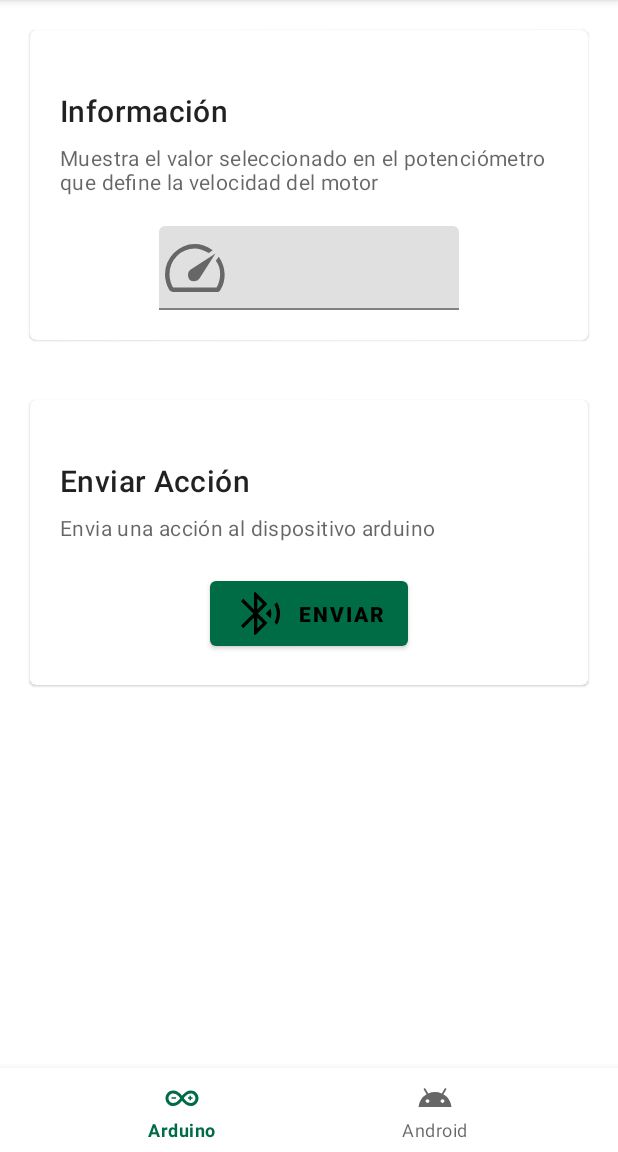
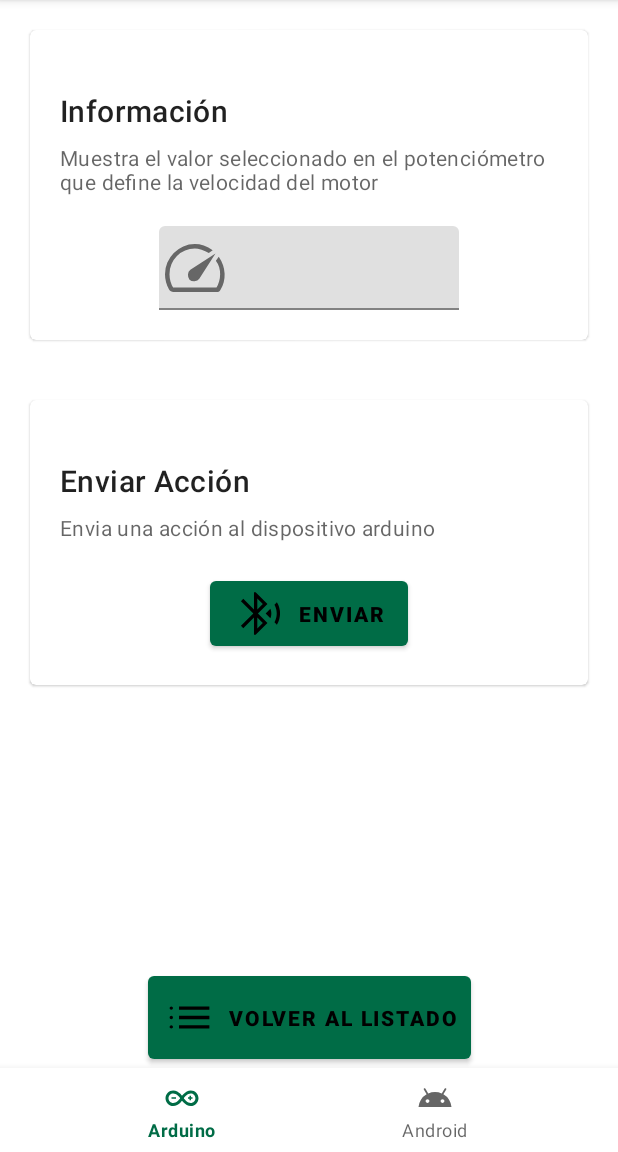
Before and after one commit to SantiMenendez19/soa_tp2_android_2022, an Android app: the fragment BtCommunicationFragment placed in its activity, on a phone screen of 412 x 824 dp, the part 84-1236 px from its top. Run offline under Robolectric (Android 15) with nearby library versions, the phone set to English and light mode, and no system bars; 8 statements that could not run were skipped.

Commit message:
add button back and fixes

```diff
--- a/Andorid/Tp2/app/src/main/java/com/unlam/soa/tp2/entities/backgroundtask/BtCommunicationRunnable.java
+++ b/Andorid/Tp2/app/src/main/java/com/unlam/soa/tp2/entities/backgroundtask/BtCommunicationRunnable.java
@@ -1,4 +1,6 @@
 package com.unlam.soa.tp2.entities.backgroundtask;
+
+import static java.lang.System.currentTimeMillis;
 
 import android.bluetooth.BluetoothSocket;
 import android.os.Handler;
@@ -11,6 +13,7 @@ import java.io.InputStream;
 import java.io.OutputStream;
 
 public class BtCommunicationRunnable implements Runnable {
+    private final int TIME_OUT_READ = 200;
     private final InputStream inputStream;
     private final OutputStream outputStream;
     public IBluetoothRunnableNotification bluetoothRunnableNotification;
@@ -26,14 +29,19 @@ public class BtCommunicationRunnable implements Runnable {
         try {
             write(Constants.ARDUINO_GET_INFO);
             StringBuilder message = new StringBuilder();
-            while (message.indexOf(Constants.BT_END_OF_MESSAGE) <0){
+            long start = currentTimeMillis();
+            boolean timeout =false;
+            while (message.indexOf(Constants.BT_END_OF_MESSAGE) <0 && !timeout){
                 byte[] buffer = new byte[256];
                 int bytes;
                 bytes = inputStream.read(buffer);
                 String readMessage = new String(buffer, 0, bytes);
                 message.append(readMessage);
+                timeout = currentTimeMillis()-start > TIME_OUT_READ;
             }
+            if(!timeout){
                 bluetoothRunnableNotification.notifyModel(message.toString());
+            }
 
         } catch (IOException e) {
             e.printStackTrace();
--- a/Andorid/Tp2/app/src/main/java/com/unlam/soa/tp2/model/ArduinoModel.java
+++ b/Andorid/Tp2/app/src/main/java/com/unlam/soa/tp2/model/ArduinoModel.java
@@ -49,6 +49,7 @@ public class ArduinoModel implements IModel {
                 this.presenter.showWarning("Faltan Permisos: No se puede obtener el listado de dipositivos");
             }
         }
+
         this.presenter.setBtAvailableView(btAdapter.isEnabled(), btDeviceList);
     }
 
--- a/Andorid/Tp2/app/src/main/java/com/unlam/soa/tp2/presenter/ArduinoPresenter.java
+++ b/Andorid/Tp2/app/src/main/java/com/unlam/soa/tp2/presenter/ArduinoPresenter.java
@@ -29,13 +29,14 @@ public class ArduinoPresenter extends BasePresenter {
     private final FragmentManager fragmentManager;
     private final ArduinoModel model;
     private final ArduinoActivity activity;
-    private String selectedMacAddress;
+    public String selectedMacAddress;
 
     public ArduinoPresenter(ArduinoActivity activity, ConstraintLayout constraintLayout, FragmentManager fragmentManager) {
         super(activity,constraintLayout);
         this.activity = activity;
         this.fragmentManager = fragmentManager;
         this.model = new ArduinoModel(this);
+
     }
 
     public void setBtUnavailableView(){
@@ -71,7 +72,7 @@ public class ArduinoPresenter extends BasePresenter {
                  this.model.updateDevicesInfo();
                  break;
              case BluetoothDevice.ACTION_ACL_DISCONNECTED:
-                 if(selectedMacAddress.equals(params[1])){
+                 if(selectedMacAddress!=null && selectedMacAddress.equals(params[1])){
                     selectedMacAddress = null;
                     this.model.updateDevicesInfo();
                  }
--- a/Andorid/Tp2/app/src/main/java/com/unlam/soa/tp2/presenter/BasePresenter.java
+++ b/Andorid/Tp2/app/src/main/java/com/unlam/soa/tp2/presenter/BasePresenter.java
@@ -39,6 +39,7 @@ public abstract class BasePresenter implements IPresenter {
     private Snackbar getSnackbar(String message){
         Snackbar snackbar =  Snackbar.make(constraintLayout,message,Snackbar.LENGTH_LONG)
                 .setTextColor(colorWithe)
+                .setActionTextColor(colorWithe)
                 .setAnchorView(R.id.bottom_navigation);
         snackbar.setAction(R.string.close,view->snackbar.dismiss());
         return snackbar;
--- a/Andorid/Tp2/app/src/main/java/com/unlam/soa/tp2/view/ArduinoActivity.java
+++ b/Andorid/Tp2/app/src/main/java/com/unlam/soa/tp2/view/ArduinoActivity.java
@@ -1,5 +1,4 @@
 package com.unlam.soa.tp2.view;
-
 import androidx.activity.result.ActivityResultLauncher;
 import androidx.activity.result.contract.ActivityResultContracts;
 import androidx.annotation.NonNull;
@@ -7,7 +6,6 @@ import androidx.appcompat.app.AppCompatActivity;
 import androidx.constraintlayout.widget.ConstraintLayout;
 import androidx.core.app.ActivityCompat;
 import androidx.fragment.app.FragmentManager;
-
 import android.app.Activity;
 import android.bluetooth.BluetoothAdapter;
 import android.bluetooth.BluetoothDevice;
@@ -41,7 +39,7 @@ public class ArduinoActivity extends AppCompatActivity implements IView {
         this.btRegisterReceiver();
     }
 
-    @Override
+     @Override
     public int getResourceColor(int colorId) {
         return getResources().getColor(colorId);
     }
@@ -67,7 +65,6 @@ public class ArduinoActivity extends AppCompatActivity implements IView {
         super.onDestroy();
         this.presenter.onDestroy();
     }
-
     @Override
     public void onRequestPermissionsResult(int requestCode, @NonNull String[] permissions, @NonNull int[] grantResults) {
         super.onRequestPermissionsResult(requestCode, permissions, grantResults);
@@ -75,6 +72,7 @@ public class ArduinoActivity extends AppCompatActivity implements IView {
             this.presenter.onPermissionChange(permissions,grantResults);
         }
     }
+
     private void btRegisterReceiver(){
         IntentFilter filter = new IntentFilter();
         filter.addAction(BluetoothAdapter.ACTION_STATE_CHANGED);
--- a/Andorid/Tp2/app/src/main/java/com/unlam/soa/tp2/view/fragment/BtCommunicationFragment.java
+++ b/Andorid/Tp2/app/src/main/java/com/unlam/soa/tp2/view/fragment/BtCommunicationFragment.java
@@ -1,16 +1,14 @@
 package com.unlam.soa.tp2.view.fragment;
 
+import android.bluetooth.BluetoothDevice;
 import android.os.Bundle;
-
 import androidx.constraintlayout.widget.ConstraintLayout;
 import androidx.fragment.app.Fragment;
-
 import android.view.LayoutInflater;
 import android.view.View;
 import android.view.ViewGroup;
 import android.widget.Button;
 import android.widget.TextView;
-
 import com.unlam.soa.tp2.R;
 import com.unlam.soa.tp2.interfaces.IBluetoothDeviceConnection;
 import com.unlam.soa.tp2.interfaces.IView;
@@ -24,12 +22,12 @@ public class BtCommunicationFragment extends Fragment implements IView {
     private BtCommunicationPresenter presenter;
     private TextView txtPowerMeter;
     private Button btnAction;
+    private Button btnBack;
     private ConstraintLayout constraintLayout;
 
     public BtCommunicationFragment() {
 
     }
-
     public static BtCommunicationFragment newInstance(String deviceMacAddress) {
         BtCommunicationFragment fragment = new BtCommunicationFragment();
         Bundle args = new Bundle();
@@ -64,6 +62,10 @@ public class BtCommunicationFragment extends Fragment implements IView {
         txtPowerMeter = root.findViewById(R.id.txtPowerMeter);
         btnAction = root.findViewById(R.id.btnAction);
         btnAction.setOnClickListener(view->this.presenter.sendAction());
+        btnBack = root.findViewById(R.id.btnBack);
+        btnBack.setOnClickListener(view->{
+            this.bluetoothDeviceConnection.onChange(new String[]{BluetoothDevice.ACTION_ACL_DISCONNECTED,deviceMacAddress});
+        });
         constraintLayout = root.findViewById(R.id.btConstraintLayout);
         this.presenter = new BtCommunicationPresenter(this,constraintLayout);
         return root;
--- /dev/null
+++ b/Andorid/Tp2/app/src/main/res/drawable/icon_list.xml
@@ -0,0 +1,11 @@
+<vector xmlns:android="http://schemas.android.com/apk/res/android"
+    android:width="48dp"
+    android:height="48dp"
+    android:viewportWidth="48"
+    android:viewportHeight="48"
+    android:tint="?attr/colorControlNormal"
+    android:autoMirrored="true">
+  <path
+      android:fillColor="@android:color/white"
+      android:pathData="M7.5,34Q6.85,34 6.425,33.575Q6,33.15 6,32.5Q6,31.85 6.425,31.425Q6.85,31 7.5,31Q8.15,31 8.575,31.425Q9,31.85 9,32.5Q9,33.15 8.575,33.575Q8.15,34 7.5,34ZM7.5,25.5Q6.85,25.5 6.425,25.075Q6,24.65 6,24Q6,23.35 6.425,22.925Q6.85,22.5 7.5,22.5Q8.15,22.5 8.575,22.925Q9,23.35 9,24Q9,24.65 8.575,25.075Q8.15,25.5 7.5,25.5ZM7.5,17Q6.85,17 6.425,16.575Q6,16.15 6,15.5Q6,14.85 6.425,14.425Q6.85,14 7.5,14Q8.15,14 8.575,14.425Q9,14.85 9,15.5Q9,16.15 8.575,16.575Q8.15,17 7.5,17ZM14.5,34V31H42V34ZM14.5,25.5V22.5H42V25.5ZM14.5,17V14H42V17Z"/>
+</vector>
--- a/Andorid/Tp2/app/src/main/res/layout/fragment_bt_communication.xml
+++ b/Andorid/Tp2/app/src/main/res/layout/fragment_bt_communication.xml
@@ -8,15 +8,13 @@
     android:layout_height="match_parent"
     tools:context=".view.fragment.BtCommunicationFragment">
     <ScrollView
+        android:id="@+id/scrollview"
         android:layout_width="match_parent"
-        android:layout_height="match_parent"
-        app:layout_constraintBottom_toBottomOf="parent"
+        android:layout_height="0dp"
+        app:layout_constraintBottom_toTopOf="@id/btnBack"
         app:layout_constraintLeft_toLeftOf="parent"
         app:layout_constraintRight_toRightOf="parent"
-        app:layout_constraintTop_toTopOf="parent"
-        >
-
-
+        app:layout_constraintTop_toTopOf="parent">
         <androidx.constraintlayout.widget.ConstraintLayout
             android:id="@+id/container_layout"
             android:layout_width="match_parent"
@@ -91,7 +89,6 @@
 
                 </androidx.constraintlayout.widget.ConstraintLayout>
             </com.google.android.material.card.MaterialCardView>
-
             <com.google.android.material.card.MaterialCardView
                 android:id="@+id/card_button"
                 android:layout_width="match_parent"
@@ -153,5 +150,20 @@
 
             </com.google.android.material.card.MaterialCardView>
         </androidx.constraintlayout.widget.ConstraintLayout>
+
     </ScrollView>
+    <com.google.android.material.button.MaterialButton
+        android:id="@+id/btnBack"
+        android:padding="10dp"
+        android:layout_width="wrap_content"
+        android:layout_height="wrap_content"
+        app:layout_constraintTop_toBottomOf="@id/scrollview"
+        app:layout_constraintRight_toRightOf="parent"
+        app:layout_constraintLeft_toLeftOf="parent"
+        app:layout_constraintBottom_toBottomOf="parent"
+        android:text="@string/btn_back_to_list"
+        app:iconSize="35dp"
+        android:textStyle="bold"
+        app:icon="@drawable/icon_list"/>
+
 </androidx.constraintlayout.widget.ConstraintLayout>
--- a/Andorid/Tp2/app/src/main/res/values/colors.xml
+++ b/Andorid/Tp2/app/src/main/res/values/colors.xml
@@ -13,4 +13,5 @@
     <color name="gray">#676666</color>
     <color name="light_gray">#9F9E9E</color>
     <color name="warning">#f57c00</color>
+    <color name="black_transparent">#88000000</color>
 </resources>
--- a/Andorid/Tp2/app/src/main/res/values/strings.xml
+++ b/Andorid/Tp2/app/src/main/res/values/strings.xml
@@ -19,12 +19,13 @@
     <string name="arduino_card_button_tittle">Enviar Acción</string>
     <string name="arduino_card_button_text">Envia una acción al dispositivo arduino</string>
     <string name="arduino_card_button_action_text">Enviar</string>
-
+    <string name="btn_back_to_list">Volver al listado</string>
 
     <string name="cd_icon_down">icon down</string>
     <string name="cd_icon_bt_disconnected">icon bluetooth disconnected</string>
 
     <string name="ph_device_name">Device Name</string>
     <string name="ph_device_mac_address">000000000</string>
+    <string name="ph_connect_device">Conectando con el Dipsositivo</string>
 
 </resources>
```
Also changed, not shown: Andorid/Tp2/app/src/main/res/layout/device_progress_dialog.xml (added, +55 -0 lines).
